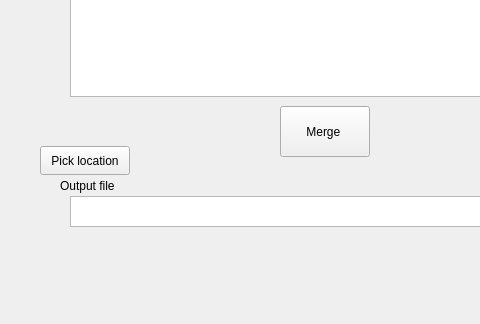
Old version of the form mainwindow.ui in the repository KefirAbsorber/pdf_tools; both pictures show x 0 to 480 and y 284 to 608 of the 665 by 608 pixel window.
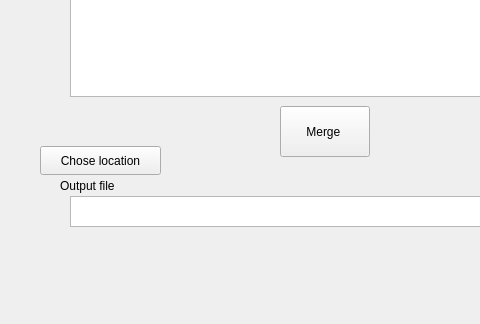
New version of the form.

Commit message: Added a way to select location of output file, changed names for clarity

What changed in the file:
```diff
--- a/mainwindow.ui
+++ b/mainwindow.ui
@@ -107,12 +107,12 @@
      <rect>
       <x>40</x>
       <y>430</y>
-      <width>90</width>
+      <width>121</width>
       <height>29</height>
      </rect>
     </property>
     <property name="text">
-     <string>Pick location</string>
+     <string>Chose location</string>
     </property>
    </widget>
    <widget class="QTextEdit" name="textEdit">
```
Left out of the diff: 6 changed lines with no effect on the pictures. The commit also changes 2 other files.
